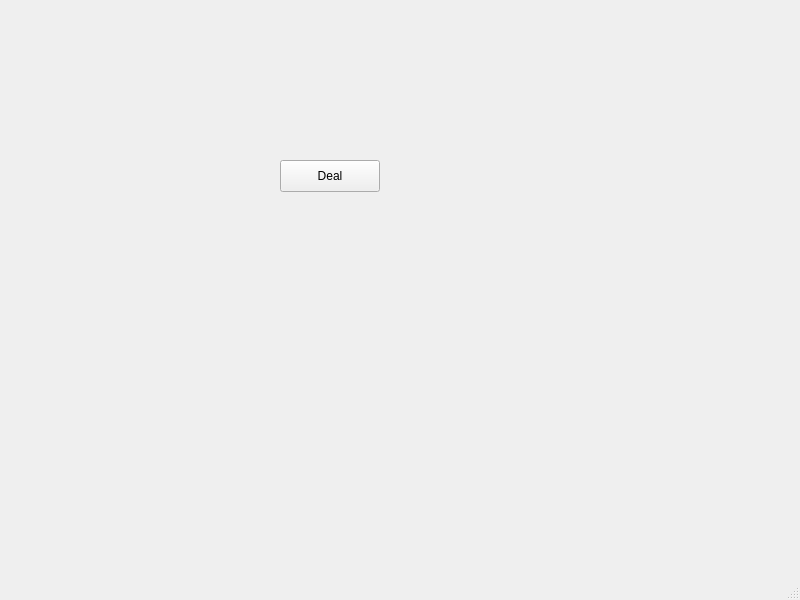
First picture: the form in mainwindow.ui, repository edete/BlackJack, before the edit.
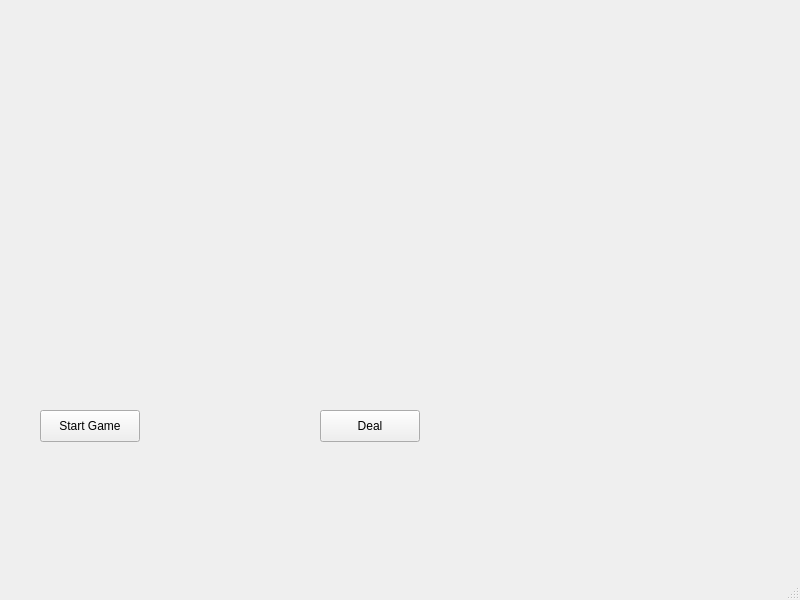
Second picture: the form after the edit. Icons and pictures are not drawn.

Commit message: Added a Startgame/stopgame button, Added Deal button

```diff
--- a/mainwindow.ui
+++ b/mainwindow.ui
@@ -17,8 +17,8 @@
    <widget class="QPushButton" name="pushButton">
     <property name="geometry">
      <rect>
-      <x>280</x>
-      <y>160</y>
+      <x>320</x>
+      <y>410</y>
       <width>100</width>
       <height>32</height>
      </rect>
@@ -30,14 +30,33 @@
    <widget class="QLabel" name="label">
     <property name="geometry">
      <rect>
-      <x>50</x>
-      <y>90</y>
-      <width>171</width>
-      <height>251</height>
+      <x>270</x>
+      <y>60</y>
+      <width>201</width>
+      <height>231</height>
      </rect>
     </property>
     <property name="text">
-     <string>&lt;html&gt;&lt;head/&gt;&lt;body&gt;&lt;p&gt;&lt;img src=&quot;:/CardImages/svg-cards/10_of_clubs.svg&quot;/&gt;&lt;/p&gt;&lt;/body&gt;&lt;/html&gt;</string>
+     <string/>
+    </property>
+    <property name="pixmap">
+     <pixmap resource="CardImages.qrc">:/CardImages/svg-cards/10_of_clubs.svg</pixmap>
+    </property>
+    <property name="scaledContents">
+     <bool>true</bool>
+    </property>
+   </widget>
+   <widget class="QPushButton" name="pushButton_2">
+    <property name="geometry">
+     <rect>
+      <x>40</x>
+      <y>410</y>
+      <width>100</width>
+      <height>32</height>
+     </rect>
+    </property>
+    <property name="text">
+     <string>Start Game</string>
     </property>
    </widget>
   </widget>
```
Left out of the diff: 4 changed lines with no effect on the pictures. The commit also changes 2 other files.
